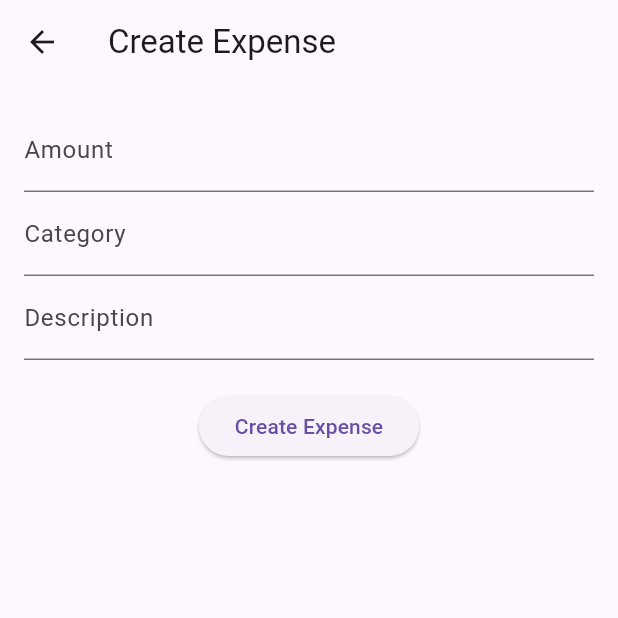
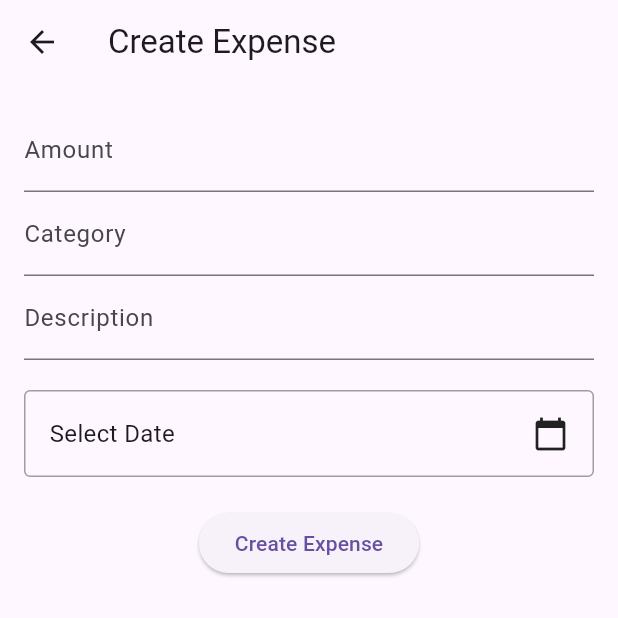
Before and after one commit to alxayeed/FinKeep, a Flutter app: the CreateExpenseScreen screen opened directly, on a phone screen of 412 x 824 dp, the top half of it. Run offline on Flutter 3.47's test engine with Material 3 defaults, Android fonts, the phone set to English and light mode, and no system bars; our stand-ins replace cloud_firestore, equatable, firebase_core, get; accounts and stored records are empty.

Commit message:
ADD: date field and formatter added. common reusable form created

```diff
--- a/lib/features/expense/presentation/pages/create_expense_screen.dart
+++ b/lib/features/expense/presentation/pages/create_expense_screen.dart
@@ -2,53 +2,58 @@ import 'package:flutter/material.dart';
 import 'package:get/get.dart';
 import '../../domain/entities/expense_entity.dart';
 import '../controllers/expense_controller.dart';
+import '../widgets/expense_form_widget.dart';
 
-class CreateExpenseScreen extends StatelessWidget {
+class CreateExpenseScreen extends StatefulWidget {
+  const CreateExpenseScreen({super.key});
+
+  @override
+  State<CreateExpenseScreen> createState() => _CreateExpenseScreenState();
+}
+
+class _CreateExpenseScreenState extends State<CreateExpenseScreen> {
   final ExpenseController controller = Get.find();
   final TextEditingController amountController = TextEditingController();
   final TextEditingController categoryController = TextEditingController();
   final TextEditingController descriptionController = TextEditingController();
 
-  CreateExpenseScreen({super.key});
+  DateTime? selectedDate; // Keep only selectedDate
 
   @override
   Widget build(BuildContext context) {
     return Scaffold(
       appBar: AppBar(title: const Text('Create Expense')),
-      body: Padding(
+      body: SingleChildScrollView(
+        child: Padding(
           padding: const EdgeInsets.all(16.0),
-        child: Column(
-          children: [
-            TextField(
-              controller: amountController,
-              decoration: const InputDecoration(labelText: 'Amount'),
-              keyboardType: TextInputType.number,
-            ),
-            TextField(
-              controller: categoryController,
-              decoration: const InputDecoration(labelText: 'Category'),
-            ),
-            TextField(
-              controller: descriptionController,
-              decoration: const InputDecoration(labelText: 'Description'),
-            ),
-            const SizedBox(height: 20),
-            ElevatedButton(
-              onPressed: () {
+          child: ExpenseFormWidget(
+            amountController: amountController,
+            categoryController: categoryController,
+            descriptionController: descriptionController,
+            selectedDate: selectedDate,
+            onDateSelected: (date) {
+              setState(() {
+                selectedDate = date; // Update selectedDate on date selection
+              });
+            },
+            onSubmit: () {
               final newExpense = ExpenseEntity(
                 id: DateTime.now().toString(),
                 amount: double.parse(amountController.text),
                 category: categoryController.text,
-                  date: DateTime.now(),
+                date: DateTime(
+                  selectedDate?.year ?? DateTime.now().year,
+                  selectedDate?.month ?? DateTime.now().month,
+                  selectedDate?.day ?? DateTime.now().day,
+                ),
                 description: descriptionController.text,
                 userId: 'dummy_user_id', // Replace with actual user ID
               );
               controller.createExpense(newExpense);
               Get.back(); // Navigate back after adding
             },
-              child: const Text('Create Expense'),
+            buttonText: 'Create Expense',
           ),
-          ],
         ),
       ),
     );
--- a/lib/features/expense/presentation/pages/expense_details_screen.dart
+++ b/lib/features/expense/presentation/pages/expense_details_screen.dart
@@ -1,5 +1,6 @@
 import 'package:flutter/material.dart';
 import 'package:get/get.dart';
+import 'package:spendly/core/extensions/date_time_formatter.dart';
 import '../../domain/entities/expense_entity.dart';
 import '../controllers/expense_controller.dart';
 import 'edit_expense_screen.dart';
@@ -61,10 +62,9 @@ class ExpenseDetailsScreen extends StatelessWidget {
           children: [
             _buildDetailRow('Amount', expense.amount.toString()),
             _buildDetailRow('Category', expense.category),
-            _buildDetailRow('Date', expense.date.toString()),
+            _buildDetailRow('Date', expense.date.formatToReadable()),
             _buildDetailRow('Description', expense.description),
             _buildDetailRow('User ID', expense.userId),
-            _buildDetailRow('Created At', expense.createdAt.toString()),
           ],
         ),
       ),
--- a/lib/features/expense/presentation/pages/expense_list_screen.dart
+++ b/lib/features/expense/presentation/pages/expense_list_screen.dart
@@ -1,10 +1,8 @@
 import 'package:flutter/material.dart';
 import 'package:get/get.dart';
-import 'package:spendly/features/expense/domain/entities/expense_entity.dart';
 import '../controllers/expense_controller.dart';
 import '../widgets/expense_widget.dart';
 import 'create_expense_screen.dart';
-import 'edit_expense_screen.dart';
 
 class ExpenseListScreen extends StatelessWidget {
   final ExpenseController controller = Get.find();
--- /dev/null
+++ b/lib/features/expense/presentation/widgets/expense_form_widget.dart
@@ -0,0 +1,82 @@
+import 'package:flutter/material.dart';
+import 'package:spendly/core/extensions/date_time_formatter.dart';
+
+class ExpenseFormWidget extends StatelessWidget {
+  final TextEditingController amountController;
+  final TextEditingController categoryController;
+  final TextEditingController descriptionController;
+  final DateTime? selectedDate; // Add selected date field
+  final Function(DateTime) onDateSelected; // Callback for date selection
+  final Function() onSubmit;
+  final String buttonText;
+
+  const ExpenseFormWidget({
+    super.key,
+    required this.amountController,
+    required this.categoryController,
+    required this.descriptionController,
+    required this.onDateSelected,
+    required this.onSubmit,
+    this.selectedDate, // Allow null
+    required this.buttonText,
+  });
+
+  @override
+  Widget build(BuildContext context) {
+    return Column(
+      children: [
+        TextField(
+          controller: amountController,
+          decoration: const InputDecoration(labelText: 'Amount'),
+          keyboardType: TextInputType.number,
+        ),
+        TextField(
+          controller: categoryController,
+          decoration: const InputDecoration(labelText: 'Category'),
+        ),
+        TextField(
+          controller: descriptionController,
+          decoration: const InputDecoration(labelText: 'Description'),
+        ),
+        const SizedBox(height: 20),
+        GestureDetector(
+          onTap: () async {
+            final DateTime? pickedDate = await showDatePicker(
+              context: context,
+              initialDate: selectedDate ?? DateTime.now(),
+              firstDate: DateTime(2000),
+              lastDate: DateTime(2101),
+            );
+            if (pickedDate != null) {
+              onDateSelected(pickedDate); // Call the callback
+            }
+          },
+          child: Container(
+            padding: const EdgeInsets.all(16.0),
+            decoration: BoxDecoration(
+              border: Border.all(color: Colors.grey),
+              borderRadius: BorderRadius.circular(4.0),
+            ),
+            child: Row(
+              mainAxisAlignment: MainAxisAlignment.spaceBetween,
+              children: [
+                Text(
+                  selectedDate != null
+                      ? selectedDate!.formatDate() // Format without time
+                      : 'Select Date',
+                  style: const TextStyle(fontSize: 16),
+                ),
+                const Icon(Icons.calendar_today),
+              ],
+            ),
+          ),
+        ),
+        const SizedBox(height: 20),
+        ElevatedButton(
+          onPressed: onSubmit,
+          child: Text(buttonText),
+        ),
+      ],
+    );
+  }
+}
--- a/lib/features/expense/presentation/widgets/expense_widget.dart
+++ b/lib/features/expense/presentation/widgets/expense_widget.dart
@@ -1,6 +1,6 @@
 import 'package:flutter/material.dart';
 import 'package:get/get.dart';
-import 'package:get/get_core/src/get_main.dart';
+import 'package:spendly/core/extensions/date_time_formatter.dart';
 import 'package:spendly/features/expense/presentation/pages/expense_details_screen.dart';
 
 import '../../domain/entities/expense_entity.dart';
@@ -17,12 +17,13 @@ class ExpenseWidget extends StatelessWidget {
   @override
   Widget build(BuildContext context) {
     return GestureDetector(
-      onTap: (){
+      onTap: () {
         Get.to(ExpenseDetailsScreen(expense: expense));
       },
       child: ListTile(
         title: Text(expense.category),
-        subtitle: Text('${expense.amount} on ${expense.date}'),
+        subtitle:
+            Text('${expense.amount} on ${expense.date.formatToReadable()}'),
         trailing: IconButton(
           icon: const Icon(Icons.edit),
           onPressed: () {
--- a/pubspec.yaml
+++ b/pubspec.yaml
@@ -13,6 +13,7 @@ dependencies:
   flutter:
     sdk: flutter
   get: ^4.6.6
+  intl: ^0.19.0
 
 dev_dependencies:
   flutter_test:
```
Also changed, not shown: lib/core/extensions/date_time_formatter.dart (added, +79 -0 lines), lib/features/expense/presentation/pages/edit_expense_screen.dart (+23 -22 lines), pubspec.lock. Lines whose indentation alone changed are shown as unchanged.
